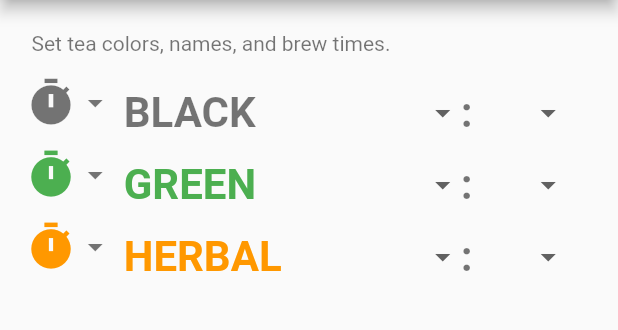
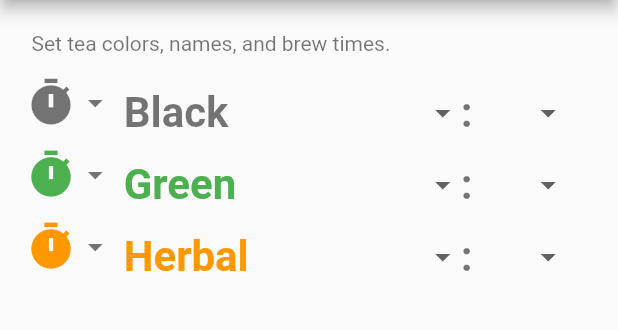
Before and after one commit to ncosgray/cuppa_mobile, a Flutter app: the PrefsWidget screen opened by its route, on a phone screen of 412 x 824 dp, the part 84-414 px from its top. Run offline on Flutter 3.47's test engine with Material 2 defaults, Android fonts, the phone set to English and light mode, and no system bars; our stand-ins replace shared_preferences; missing offline and left inert: quick_actions; accounts and stored records are empty; statements that could not run were skipped.

Commit message:
don't force capitalized tea names

```diff
--- a/lib/prefs.dart
+++ b/lib/prefs.dart
@@ -47,15 +47,12 @@ class Tea {
 
   // Tea name getters
   get buttonName {
-    return name.toUpperCase();
+    return this.name.toUpperCase();
   }
 
   get fullName {
-    // Capitalized full name including "tea" for notifications
-    String fullName = name[0].toUpperCase();
-    if (fullName.length > 0)
-      fullName = fullName + name.substring(1).toLowerCase();
-    return fullName + ' tea';
+    // Name including "tea" for notifications and shortcuts
+    return this.name + ' tea';
   }
 
   // Color getter
@@ -291,7 +288,7 @@ class _PrefsTeaRowState extends State<PrefsTeaRow> {
                 child: new Padding(
                     padding: EdgeInsets.zero,
                     child: new TextFormField(
-                      initialValue: tea.buttonName,
+                      initialValue: tea.name,
                       autocorrect: false,
                       maxLength: 10,
                       maxLines: 1,
```
